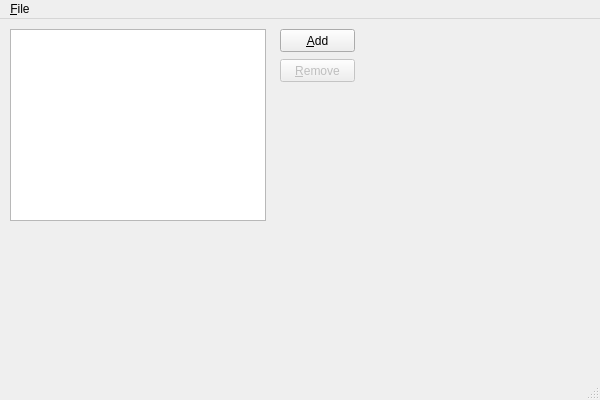
The window that source/mainwindow.ui (martin-kudlicka/ram-disk) describes before a commit, drawn with Qt 5.
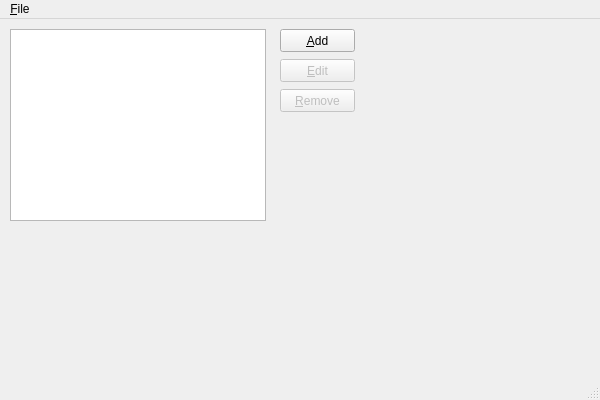
The same window after the commit.

Commit message: + Edit ram disk button

```diff
--- a/source/mainwindow.ui
+++ b/source/mainwindow.ui
@@ -50,7 +50,7 @@
     <property name="geometry">
      <rect>
       <x>280</x>
-      <y>40</y>
+      <y>70</y>
       <width>75</width>
       <height>23</height>
      </rect>
@@ -59,6 +59,22 @@
      <string>&amp;Remove</string>
     </property>
    </widget>
+   <widget class="QPushButton" name="editRamDisk">
+    <property name="enabled">
+     <bool>false</bool>
+    </property>
+    <property name="geometry">
+     <rect>
+      <x>280</x>
+      <y>40</y>
+      <width>75</width>
+      <height>23</height>
+     </rect>
+    </property>
+    <property name="text">
+     <string>&amp;Edit</string>
+    </property>
+   </widget>
   </widget>
   <widget class="QMenuBar" name="menuBar">
    <property name="geometry">
```
The commit also changes 2 other files.
